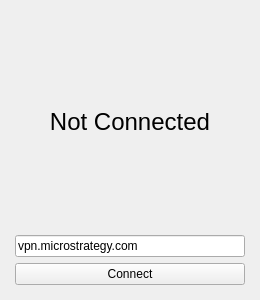
The window that GPClient/gpclient.ui (yuezk/GlobalProtect-openconnect) describes before a commit, drawn with Qt 5.
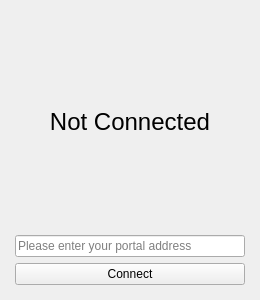
The same window after the commit.

Commit message: Save portal to settings

What changed in the file:
```diff
--- a/GPClient/gpclient.ui
+++ b/GPClient/gpclient.ui
@@ -66,7 +66,7 @@
       <item>
        <widget class="QLineEdit" name="portalInput">
         <property name="text">
-         <string>vpn.microstrategy.com</string>
+         <string/>
         </property>
         <property name="placeholderText">
          <string>Please enter your portal address</string>
```
The commit also changes 2 other files.
